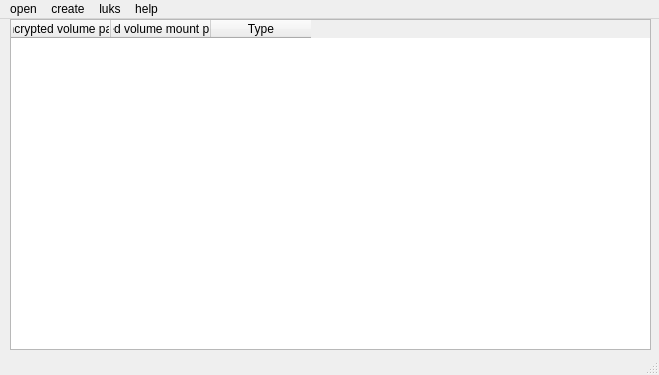
Above: zulucrypt.ui from mhogomchungu/zuluCrypt before the change. Below: the same form after it.
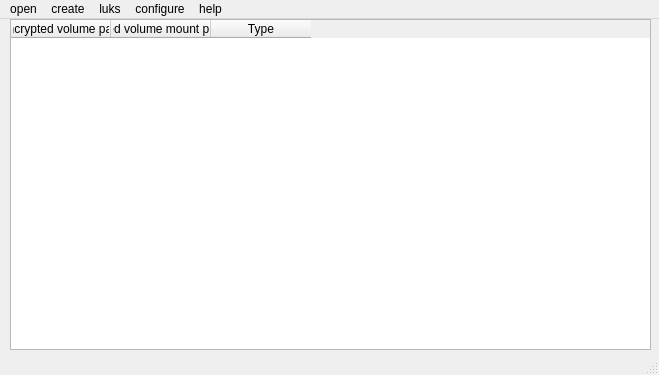
That is the form after the change. Icons and pictures are not drawn.

What changed in the file:
```diff
--- a/zulucrypt.ui
+++ b/zulucrypt.ui
@@ -110,9 +110,15 @@
     <addaction name="actionAddKey"/>
     <addaction name="actionDeleteKey"/>
    </widget>
+   <widget class="QMenu" name="menuConfigure_2">
+    <property name="title">
+     <string>configure</string>
+    </property>
+   </widget>
    <addaction name="menuOpen"/>
    <addaction name="menuCreate"/>
    <addaction name="menuConfigure"/>
+   <addaction name="menuConfigure_2"/>
    <addaction name="menuHelp"/>
   </widget>
   <widget class="QStatusBar" name="statusBar"/>
```
